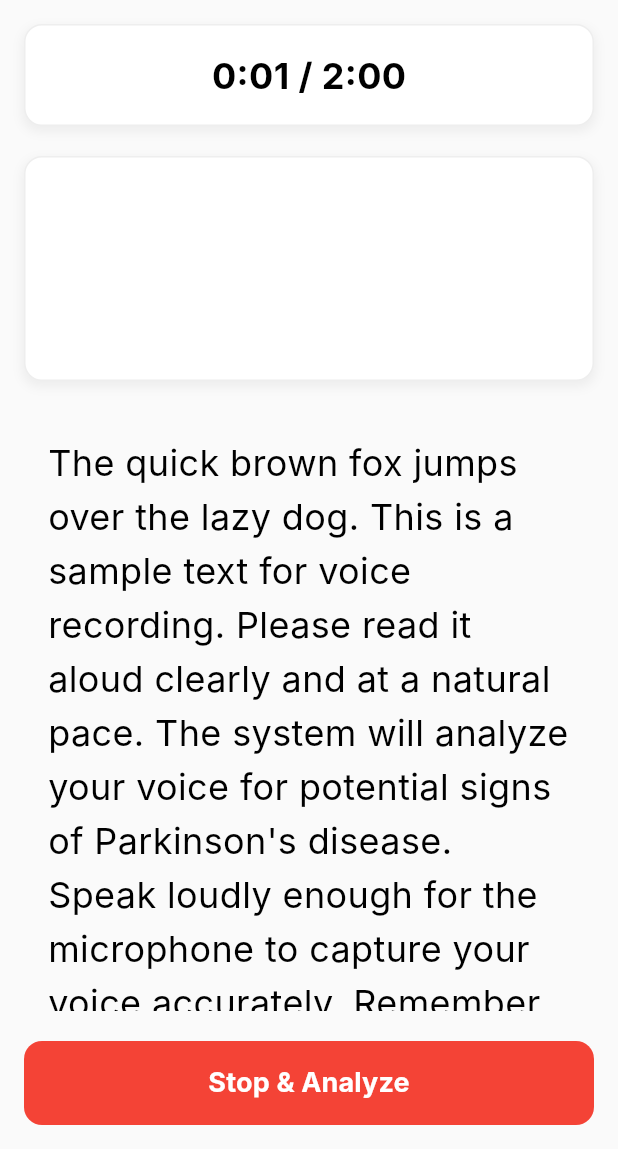
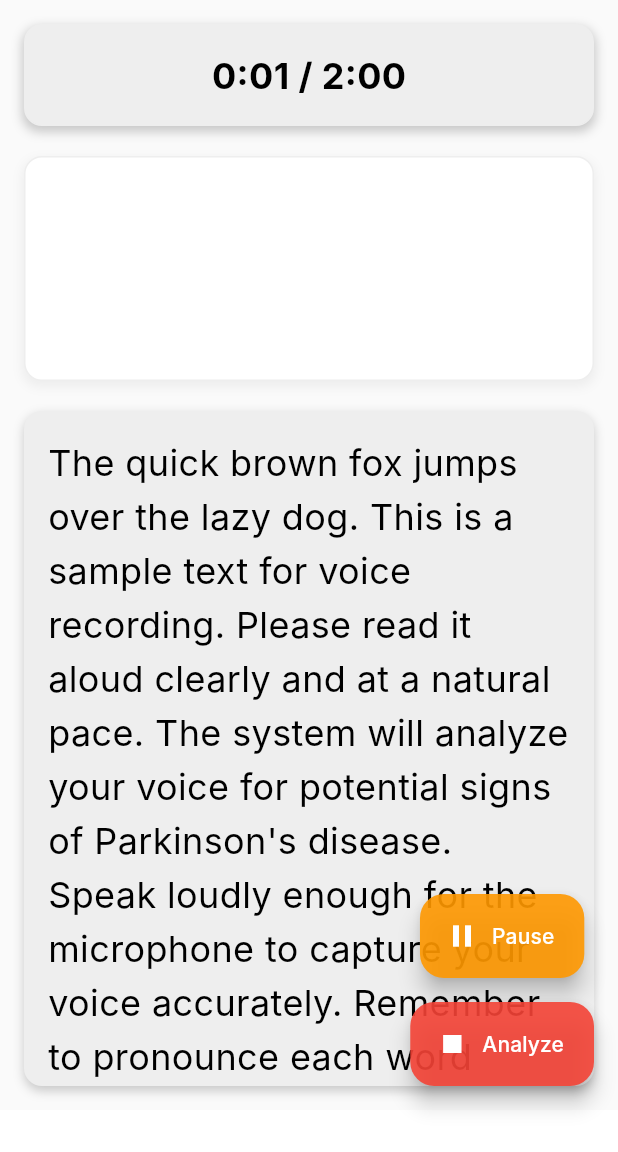
Before and after one commit to AMOFAH292/Parkinson_Project, a Flutter app: the VoiceTestScreen screen opened directly, after a tap on "Start Test", on a phone screen of 412 x 824 dp, the part 84-1236 px from its top. Run offline on Flutter 3.47's test engine with Material 3 defaults, Android fonts, the phone set to English and light mode, and no system bars; our stand-ins replace image_picker, permission_handler; missing offline and left inert: audio_waveforms, flutter_sound, tflite_flutter; network calls fail; Roboto replaces fonts that are missing (Inter); statements that could not run were skipped.

Commit message:
recording screen enhanced

```diff
--- a/lib/test_screens/voice_test_recording_screen.dart
+++ b/lib/test_screens/voice_test_recording_screen.dart
@@ -4,6 +4,8 @@ class VoiceTestRecordingScreen extends StatelessWidget {
   final int recordingDuration;
   final List<double> waveformData;
   final String text;
+  final bool isPaused;
+  final VoidCallback onPauseResume;
   final VoidCallback onStopTest;
 
   const VoiceTestRecordingScreen({
@@ -11,12 +13,16 @@ class VoiceTestRecordingScreen extends StatelessWidget {
     required this.recordingDuration,
     required this.waveformData,
     required this.text,
+    required this.isPaused,
+    required this.onPauseResume,
     required this.onStopTest,
   });
 
   @override
   Widget build(BuildContext context) {
-    return Container(
+    return Stack(
+      children: [
+        Container(
           color: Colors.grey.shade50, // Light background like other screens
           child: SingleChildScrollView(
             padding: const EdgeInsets.all(16.0),
@@ -26,12 +32,12 @@ class VoiceTestRecordingScreen extends StatelessWidget {
                 Container(
                   padding: const EdgeInsets.all(16.0),
                   decoration: BoxDecoration(
-                color: Colors.white,
+                    color: Colors.grey.shade200,
                     borderRadius: BorderRadius.circular(12),
                     border: Border.all(color: Colors.grey.shade200),
                     boxShadow: [
                       BoxShadow(
-                    color: Colors.black.withOpacity(0.05),
+                        color: Colors.black.withOpacity(0.2),
                         spreadRadius: 1,
                         blurRadius: 5,
                         offset: const Offset(0, 3),
@@ -72,9 +78,21 @@ class VoiceTestRecordingScreen extends StatelessWidget {
                 const SizedBox(height: 20),
                 // Text Container
                 Container(
-              height: 400,
+                  height: 450,
                   width: double.infinity,
-              color: Colors.grey.shade50, // Match background
+                  //color: const Color.fromARGB(255, 226, 233, 238), // Match background
+                    decoration: BoxDecoration(
+                    borderRadius: BorderRadius.circular(12),
+                    color: Colors.grey.shade200,
+                    boxShadow: [
+                      BoxShadow(
+                      color: Colors.black.withOpacity(0.2),
+                      spreadRadius: 0,
+                      blurRadius: 5,
+                      offset: const Offset(0, 3),
+                      ),
+                    ],
+                  ),
                   child: Stack(
                     children: [
                       SingleChildScrollView(
@@ -91,53 +109,40 @@ class VoiceTestRecordingScreen extends StatelessWidget {
                           ),
                         ),
                       ),
-                  // Top fade overlay
-                 /*  Positioned(
-                    top: -50,
-                    left: 0,
-                    right: 0,
-                    height: 100,
-                    child: Container(
-                      decoration: BoxDecoration(
-                        gradient: LinearGradient(
-                          begin: Alignment.topCenter,
-                          end: Alignment.bottomCenter,
-                          colors: [
-                            Colors.grey.shade50,
-                            Colors.grey.shade50.withOpacity(0.8),
-                            Colors.transparent,
+
                     ],
-                        ),
-                      ),
-                    ),
-                  ), */
-                ],
-              ),
-            ),
-            const SizedBox(height: 20),
-            // Stop Button
-            SizedBox(
-              width: double.infinity,
-              height: 56,
-              child: ElevatedButton(
-                onPressed: onStopTest,
-                style: ElevatedButton.styleFrom(
-                  backgroundColor: Colors.red,
-                  foregroundColor: Colors.white,
-                  shape: RoundedRectangleBorder(
-                    borderRadius: BorderRadius.circular(12),
-                  ),
-                  elevation: 0,
-                ),
-                child: const Text(
-                  'Stop & Analyze',
-                  style: TextStyle(fontSize: 18, fontWeight: FontWeight.bold),
-                ),
                   ),
                 ),
               ],
             ),
           ),
+        ),
+        // Floating Buttons Column
+        Positioned(
+          bottom: 16,
+          right: 16,
+          child: Column(
+            mainAxisSize: MainAxisSize.min,
+            children: [
+              FloatingActionButton.extended(
+                onPressed: onPauseResume,
+                backgroundColor: (isPaused ? Colors.green : Colors.orange).withOpacity(0.9),
+                foregroundColor: Colors.white,
+                icon: Icon(isPaused ? Icons.play_arrow : Icons.pause),
+                label: Text(isPaused ? 'Resume' : 'Pause'),
+              ),
+              const SizedBox(height: 16),
+              FloatingActionButton.extended(
+                onPressed: onStopTest,
+                backgroundColor: Colors.red.withOpacity(0.9),
+                foregroundColor: Colors.white,
+                icon: const Icon(Icons.stop),
+                label: const Text('Analyze'),
+              ),
+            ],
+          ),
+        ),
+      ],
     );
   }
 }
--- a/lib/test_screens/voice_test_screen.dart
+++ b/lib/test_screens/voice_test_screen.dart
@@ -46,6 +46,8 @@ class _VoiceTestScreenState extends State<VoiceTestScreen> with TickerProviderSt
 
   List<String> lines = [];
   int currentLineIndex = 0;
+
+  bool isPaused = false;
 
   // Metrics
   double pitch = 0.0;
@@ -183,6 +185,26 @@ The quick brown fox jumps over the lazy dog. This is a sample text for voice rec
         }
       });
     });
+  }
+
+  void _pauseOrResumeRecording() {
+    if (isPaused) {
+      _resumeRecording();
+    } else {
+      _pauseRecording();
+    }
+  }
+
+  Future<void> _pauseRecording() async {
+    await _recorder?.pauseRecorder();
+    recordingTimer?.cancel();
+    setState(() => isPaused = true);
+  }
+
+  Future<void> _resumeRecording() async {
+    await _recorder?.resumeRecorder();
+    _startTimer();
+    setState(() => isPaused = false);
   }
 
   void _stopTest() {
@@ -369,6 +391,8 @@ The quick brown fox jumps over the lazy dog. This is a sample text for voice rec
           recordingDuration: recordingDuration,
           waveformData: waveformData,
           text: textToRead,
+          isPaused: isPaused,
+          onPauseResume: _pauseOrResumeRecording,
           onStopTest: _stopTest,
         );
       case ScreenState.analysis:
```
Lines whose indentation alone changed are shown as unchanged.
